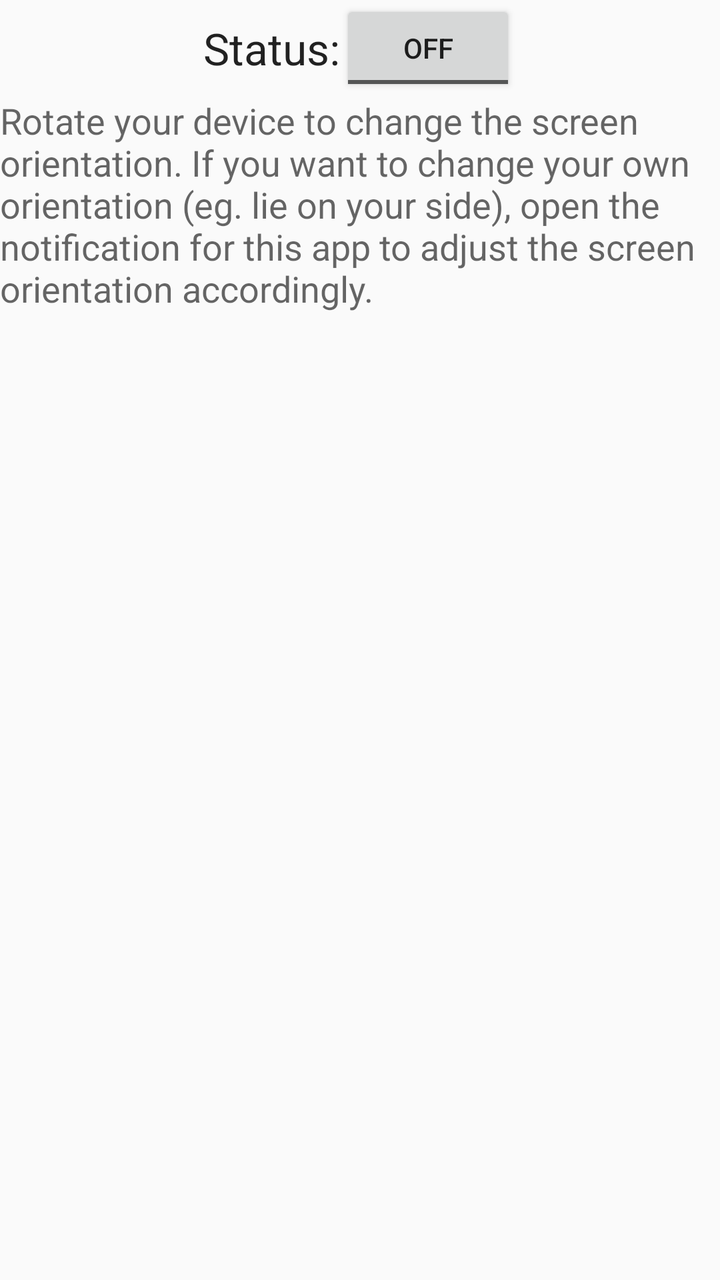
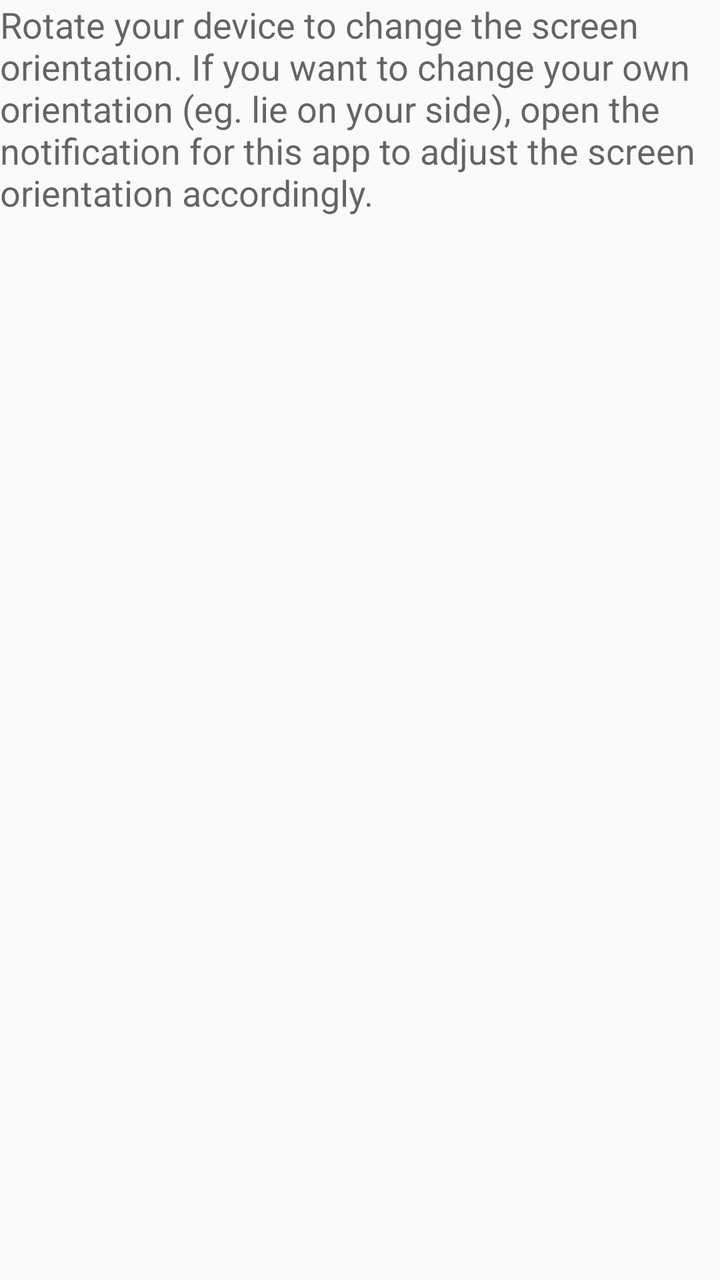

The first picture is an Android layout as it rendered before a commit; the second is the same layout after the commit. The layout source and the unified diff follow.
<!-- AndroidManifest.xml: application theme AppTheme -->
<!-- res/layout/activity_main.xml -->
<LinearLayout xmlns:android="http://schemas.android.com/apk/res/android"
	xmlns:tools="http://schemas.android.com/tools"
	android:id="@+id/container"
	android:layout_width="match_parent"
	android:layout_height="match_parent"
	tools:context="samuelpalmer.sensorautorotation.components.MainActivity"
	tools:ignore="MergeRootFrame"
	android:orientation="vertical">

	<RelativeLayout
		android:layout_width="wrap_content"
		android:layout_height="wrap_content"
		android:gravity="center_horizontal">

		<ToggleButton
			android:layout_width="wrap_content"
			android:layout_height="wrap_content"
			android:id="@+id/onOffButton"
			android:layout_centerVertical="true"
			android:layout_alignParentRight="true"
			android:layout_alignParentEnd="true" />

		<TextView
			android:layout_width="wrap_content"
			android:layout_height="wrap_content"
			android:textAppearance="?android:attr/textAppearanceLarge"
			android:text="Status:"
			android:id="@+id/textView"
			android:layout_centerVertical="true"
			android:layout_toLeftOf="@+id/onOffButton"
			android:layout_toStartOf="@+id/onOffButton" />

	</RelativeLayout>

	<TextView
		android:layout_width="wrap_content"
		android:layout_height="wrap_content"
		android:textAppearance="?android:attr/textAppearanceMedium"
		android:text="@string/home_instructions"
		android:layout_gravity="center_horizontal" />

</LinearLayout>
<!-- resources referenced by this layout -->
<resources>
  <string name="home_instructions">
  		Rotate your device to change the screen orientation.
  		If you want to change your own orientation (eg. lie on your side),
  		open the notification for this app to adjust the screen orientation
  		accordingly.
  	</string>
  <style name="AppTheme" parent="AppBaseTheme">
  		
  	</style>
  <style name="AppBaseTheme" parent="Theme.AppCompat.Light">
  		
  	</style>
</resources>

<!-- the commit's change to res/layout/activity_main.xml (unified diff, before → after) -->
@@ -7,31 +7,6 @@
 	tools:ignore="MergeRootFrame"
 	android:orientation="vertical">
 
-	<RelativeLayout
-		android:layout_width="wrap_content"
-		android:layout_height="wrap_content"
-		android:gravity="center_horizontal">
-
-		<ToggleButton
-			android:layout_width="wrap_content"
-			android:layout_height="wrap_content"
-			android:id="@+id/onOffButton"
-			android:layout_centerVertical="true"
-			android:layout_alignParentRight="true"
-			android:layout_alignParentEnd="true" />
-
-		<TextView
-			android:layout_width="wrap_content"
-			android:layout_height="wrap_content"
-			android:textAppearance="?android:attr/textAppearanceLarge"
-			android:text="Status:"
-			android:id="@+id/textView"
-			android:layout_centerVertical="true"
-			android:layout_toLeftOf="@+id/onOffButton"
-			android:layout_toStartOf="@+id/onOffButton" />
-
-	</RelativeLayout>
-
 	<TextView
 		android:layout_width="wrap_content"
 		android:layout_height="wrap_content"
